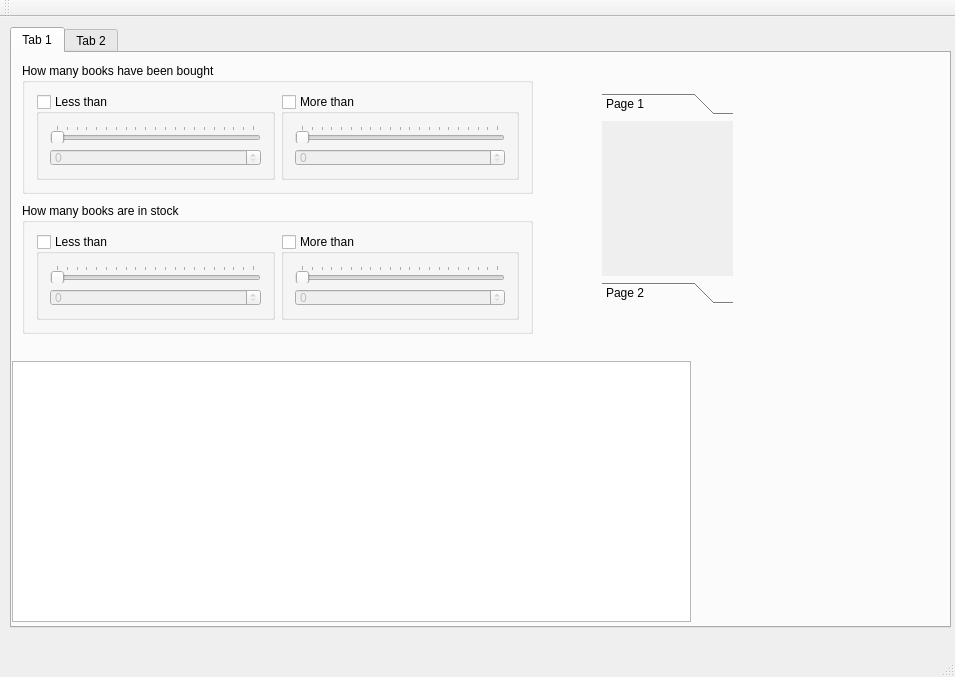
This is mainwindow.ui in MPogoda/bookstore_clerk as Qt 5 draws it before an edit. The edited form follows.
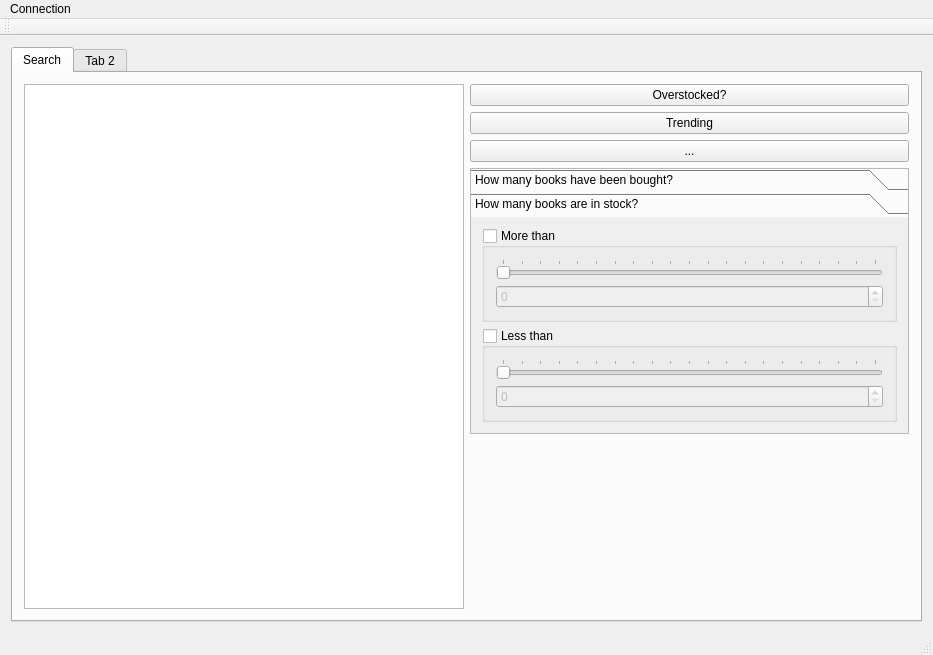
This is the edited form.

Commit message: added LoginDialog Search tab is now actually working

```diff
--- a/mainwindow.ui
+++ b/mainwindow.ui
@@ -6,8 +6,8 @@
    <rect>
     <x>0</x>
     <y>0</y>
-    <width>955</width>
-    <height>677</height>
+    <width>933</width>
+    <height>655</height>
    </rect>
   </property>
   <property name="windowTitle">
@@ -20,88 +20,96 @@
      <height>0</height>
     </size>
    </property>
+   <layout class="QVBoxLayout" name="verticalLayout_8">
+    <item>
    <widget class="QTabWidget" name="tabWidget">
-    <property name="geometry">
-     <rect>
-      <x>10</x>
-      <y>10</y>
-      <width>941</width>
-      <height>601</height>
-     </rect>
+      <property name="enabled">
+       <bool>true</bool>
     </property>
     <property name="currentIndex">
      <number>0</number>
     </property>
     <widget class="QWidget" name="tab">
      <attribute name="title">
-      <string>Tab 1</string>
-     </attribute>
-     <widget class="QTableWidget" name="main_table">
-      <property name="geometry">
-       <rect>
-        <x>0</x>
-        <y>308</y>
-        <width>679</width>
-        <height>261</height>
-       </rect>
-      </property>
-     </widget>
-     <widget class="QGroupBox" name="boughtBox">
-      <property name="geometry">
-       <rect>
-        <x>10</x>
-        <y>10</y>
-        <width>511</width>
-        <height>131</height>
-       </rect>
-      </property>
-      <property name="title">
-       <string>How many books have been bought</string>
-      </property>
-      <layout class="QHBoxLayout" name="horizontalLayout">
+        <string>Search</string>
+       </attribute>
+       <layout class="QHBoxLayout" name="horizontalLayout_3">
+        <item>
+         <widget class="QTableView" name="tableView"/>
+        </item>
+        <item>
+         <layout class="QVBoxLayout" name="verticalLayout_5">
+          <item>
+           <widget class="QPushButton" name="pushButton">
+            <property name="text">
+             <string>Overstocked?</string>
+            </property>
+           </widget>
+          </item>
        <item>
-        <widget class="QGroupBox" name="boughtLessThanBox">
-         <property name="title">
-          <string>Less than</string>
-         </property>
-         <property name="flat">
-          <bool>false</bool>
+           <widget class="QPushButton" name="pushButton_2">
+            <property name="text">
+             <string>Trending</string>
+            </property>
+           </widget>
+          </item>
+          <item>
+           <widget class="QPushButton" name="moreInfoButton">
+            <property name="text">
+             <string>...</string>
          </property>
          <property name="checkable">
           <bool>true</bool>
          </property>
-         <property name="checked">
-          <bool>false</bool>
-         </property>
-         <layout class="QVBoxLayout" name="verticalLayout">
+           </widget>
+          </item>
           <item>
-           <widget class="QSlider" name="boughtLessThenSlider">
-            <property name="maximum">
-             <number>20</number>
+           <widget class="QToolBox" name="toolBox">
+            <property name="sizePolicy">
+             <sizepolicy hsizetype="Preferred" vsizetype="Fixed">
+              <horstretch>0</horstretch>
+              <verstretch>0</verstretch>
+             </sizepolicy>
             </property>
-            <property name="orientation">
-             <enum>Qt::Horizontal</enum>
+            <property name="frameShape">
+             <enum>QFrame::StyledPanel</enum>
             </property>
-            <property name="tickPosition">
-             <enum>QSlider::TicksAbove</enum>
+            <property name="frameShadow">
+             <enum>QFrame::Plain</enum>
             </property>
-            <property name="tickInterval">
+            <property name="currentIndex">
              <number>1</number>
             </property>
-           </widget>
-          </item>
-          <item>
-           <widget class="QSpinBox" name="boughtLessThenSpin">
-            <property name="maximum">
-             <number>20</number>
+            <property name="tabSpacing">
+             <number>2</number>
             </property>
-           </widget>
-          </item>
-         </layout>
-        </widget>
-       </item>
+            <widget class="QWidget" name="boughtPage">
+             <property name="geometry">
+              <rect>
+               <x>0</x>
+               <y>0</y>
+               <width>443</width>
+               <height>198</height>
+              </rect>
+             </property>
+             <property name="sizePolicy">
+              <sizepolicy hsizetype="Preferred" vsizetype="Maximum">
+               <horstretch>0</horstretch>
+               <verstretch>0</verstretch>
+              </sizepolicy>
+             </property>
+             <attribute name="label">
+              <string>How many books have been bought?</string>
+             </attribute>
+             <layout class="QVBoxLayout" name="verticalLayout_9">
        <item>
         <widget class="QGroupBox" name="boughtMoreThanBox">
+                <property name="sizePolicy">
+                 <sizepolicy hsizetype="Preferred" vsizetype="Maximum">
+                  <horstretch>0</horstretch>
+                  <verstretch>0</verstretch>
+                 </sizepolicy>
+                </property>
          <property name="title">
           <string>More than</string>
          </property>
@@ -141,23 +149,14 @@
          </layout>
         </widget>
        </item>
-      </layout>
-     </widget>
-     <widget class="QGroupBox" name="instockBox">
-      <property name="geometry">
-       <rect>
-        <x>10</x>
-        <y>150</y>
-        <width>511</width>
-        <height>131</height>
-       </rect>
-      </property>
-      <property name="title">
-       <string>How many books are in stock</string>
-      </property>
-      <layout class="QHBoxLayout" name="horizontalLayout_2">
        <item>
-        <widget class="QGroupBox" name="instockLessThanBox">
+               <widget class="QGroupBox" name="boughtLessThanBox">
+                <property name="sizePolicy">
+                 <sizepolicy hsizetype="Preferred" vsizetype="Maximum">
+                  <horstretch>0</horstretch>
+                  <verstretch>0</verstretch>
+                 </sizepolicy>
+                </property>
          <property name="title">
           <string>Less than</string>
          </property>
@@ -170,9 +169,9 @@
          <property name="checked">
           <bool>false</bool>
          </property>
-         <layout class="QVBoxLayout" name="verticalLayout_3">
+                <layout class="QVBoxLayout" name="verticalLayout">
           <item>
-           <widget class="QSlider" name="instockLessThenSlider">
+                  <widget class="QSlider" name="boughtLessThenSlider">
             <property name="maximum">
              <number>20</number>
             </property>
@@ -188,7 +187,7 @@
            </widget>
           </item>
           <item>
-           <widget class="QSpinBox" name="instockLessThenSpin">
+                  <widget class="QSpinBox" name="boughtLessThenSpin">
             <property name="maximum">
              <number>20</number>
             </property>
@@ -197,8 +196,35 @@
          </layout>
         </widget>
        </item>
+             </layout>
+            </widget>
+            <widget class="QWidget" name="stockPage">
+             <property name="geometry">
+              <rect>
+               <x>0</x>
+               <y>0</y>
+               <width>443</width>
+               <height>198</height>
+              </rect>
+             </property>
+             <property name="sizePolicy">
+              <sizepolicy hsizetype="Preferred" vsizetype="Fixed">
+               <horstretch>0</horstretch>
+               <verstretch>0</verstretch>
+              </sizepolicy>
+             </property>
+             <attribute name="label">
+              <string>How many books are in stock?</string>
+             </attribute>
+             <layout class="QVBoxLayout" name="verticalLayout_7">
        <item>
         <widget class="QGroupBox" name="instockMoreThanBox">
+                <property name="sizePolicy">
+                 <sizepolicy hsizetype="Preferred" vsizetype="Fixed">
+                  <horstretch>0</horstretch>
+                  <verstretch>0</verstretch>
+                 </sizepolicy>
+                </property>
          <property name="title">
           <string>More than</string>
          </property>
@@ -238,52 +264,73 @@
          </layout>
         </widget>
        </item>
-      </layout>
-     </widget>
-     <widget class="QToolBox" name="toolBox">
-      <property name="geometry">
-       <rect>
-        <x>590</x>
-        <y>40</y>
-        <width>131</width>
-        <height>211</height>
-       </rect>
-      </property>
-      <property name="currentIndex">
-       <number>0</number>
-      </property>
-      <widget class="QWidget" name="page">
-       <property name="geometry">
-        <rect>
-         <x>0</x>
-         <y>0</y>
-         <width>131</width>
-         <height>147</height>
-        </rect>
-       </property>
-       <attribute name="label">
-        <string>Page 1</string>
-       </attribute>
-      </widget>
-      <widget class="QWidget" name="page_2">
-       <property name="geometry">
-        <rect>
-         <x>0</x>
-         <y>0</y>
-         <width>100</width>
-         <height>30</height>
-        </rect>
-       </property>
-       <attribute name="label">
-        <string>Page 2</string>
-       </attribute>
-      </widget>
-     </widget>
-     <zorder>main_table</zorder>
-     <zorder>main_table</zorder>
-     <zorder>boughtBox</zorder>
-     <zorder>instockBox</zorder>
-     <zorder>toolBox</zorder>
+              <item>
+               <widget class="QGroupBox" name="instockLessThanBox">
+                <property name="sizePolicy">
+                 <sizepolicy hsizetype="Preferred" vsizetype="Fixed">
+                  <horstretch>0</horstretch>
+                  <verstretch>0</verstretch>
+                 </sizepolicy>
+                </property>
+                <property name="title">
+                 <string>Less than</string>
+                </property>
+                <property name="flat">
+                 <bool>false</bool>
+                </property>
+                <property name="checkable">
+                 <bool>true</bool>
+                </property>
+                <property name="checked">
+                 <bool>false</bool>
+                </property>
+                <layout class="QVBoxLayout" name="verticalLayout_3">
+                 <item>
+                  <widget class="QSlider" name="instockLessThenSlider">
+                   <property name="maximum">
+                    <number>20</number>
+                   </property>
+                   <property name="orientation">
+                    <enum>Qt::Horizontal</enum>
+                   </property>
+                   <property name="tickPosition">
+                    <enum>QSlider::TicksAbove</enum>
+                   </property>
+                   <property name="tickInterval">
+                    <number>1</number>
+                   </property>
+                  </widget>
+                 </item>
+                 <item>
+                  <widget class="QSpinBox" name="instockLessThenSpin">
+                   <property name="maximum">
+                    <number>20</number>
+                   </property>
+                  </widget>
+                 </item>
+                </layout>
+               </widget>
+              </item>
+             </layout>
+            </widget>
+           </widget>
+          </item>
+          <item>
+           <spacer name="verticalSpacer">
+            <property name="orientation">
+             <enum>Qt::Vertical</enum>
+            </property>
+            <property name="sizeHint" stdset="0">
+             <size>
+              <width>20</width>
+              <height>40</height>
+             </size>
+            </property>
+           </spacer>
+          </item>
+         </layout>
+        </item>
+       </layout>
     </widget>
     <widget class="QWidget" name="tab_2">
      <attribute name="title">
@@ -291,16 +338,26 @@
      </attribute>
     </widget>
    </widget>
+    </item>
+   </layout>
   </widget>
   <widget class="QMenuBar" name="menuBar">
    <property name="geometry">
     <rect>
      <x>0</x>
      <y>0</y>
-     <width>955</width>
+     <width>933</width>
      <height>25</height>
     </rect>
    </property>
+   <widget class="QMenu" name="menuConnection">
+    <property name="title">
+     <string>Connection</string>
+    </property>
+    <addaction name="actionReconnect"/>
+    <addaction name="actionDisconnect"/>
+   </widget>
+   <addaction name="menuConnection"/>
   </widget>
   <widget class="QToolBar" name="mainToolBar">
    <attribute name="toolBarArea">
```
Left out of the diff: 138 changed lines with no effect on the pictures. Lines whose indentation alone changed are shown as unchanged. The commit also changes 7 other files.
